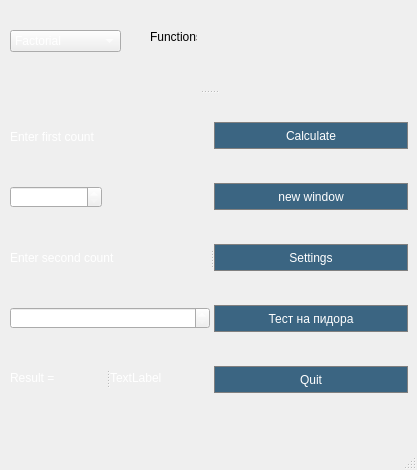
The window that function.ui (Sapfir0/QT_PROJECT) describes before a commit, drawn with Qt 5.
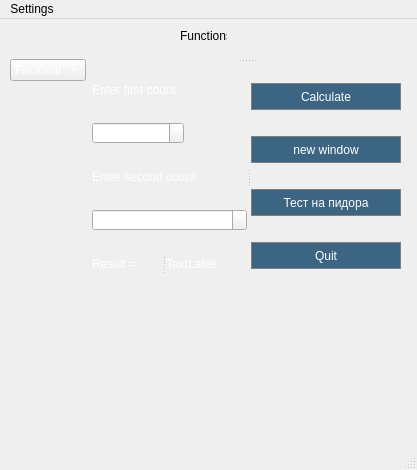
The same window after the commit.

Patch:
```diff
--- a/function.ui
+++ b/function.ui
@@ -17,8 +17,8 @@
    <widget class="QLabel" name="label">
     <property name="geometry">
      <rect>
-      <x>150</x>
-      <y>30</y>
+      <x>180</x>
+      <y>10</y>
       <width>47</width>
       <height>13</height>
      </rect>
@@ -27,15 +27,51 @@
      <string>Functions</string>
     </property>
    </widget>
+   <widget class="QWidget" name="horizontalLayoutWidget">
+    <property name="geometry">
+     <rect>
+      <x>10</x>
+      <y>40</y>
+      <width>391</width>
+      <height>231</height>
+     </rect>
+    </property>
+    <layout class="QHBoxLayout" name="horizontalLayout">
+     <item>
+      <layout class="QVBoxLayout" name="verticalLayout">
+       <item>
+        <widget class="QComboBox" name="comboBox">
+         <property name="styleSheet">
+          <string notr="true">color: white;</string>
+         </property>
+         <item>
+          <property name="text">
+           <string>Factorial</string>
+          </property>
+         </item>
+        </widget>
+       </item>
+       <item>
+        <spacer name="verticalSpacer">
+         <property name="orientation">
+          <enum>Qt::Vertical</enum>
+         </property>
+         <property name="sizeHint" stdset="0">
+          <size>
+           <width>20</width>
+           <height>40</height>
+          </size>
+         </property>
+        </spacer>
+       </item>
+      </layout>
+     </item>
+     <item>
+      <widget class="QSplitter" name="splitter_5">
+       <property name="orientation">
+        <enum>Qt::Horizontal</enum>
+       </property>
    <widget class="QSplitter" name="splitter_4">
-    <property name="geometry">
-     <rect>
-      <x>10</x>
-      <y>90</y>
-      <width>398</width>
-      <height>331</height>
-     </rect>
-    </property>
     <property name="orientation">
      <enum>Qt::Vertical</enum>
     </property>
@@ -247,33 +283,6 @@
          </property>
         </widget>
        </item>
-       <item>
-        <widget class="QPushButton" name="settings">
-         <property name="enabled">
-          <bool>true</bool>
-         </property>
-         <property name="styleSheet">
-          <string notr="true">QPushButton {
-  background-color: #3B6582;
-  color: white; 
- width:  100px;
- height: 25px;
-  border: 1px solid gray;
-}
-
-
-QPushButton:hover {
-    background-color: #E1E8EE;
-color: black;
-}
-QPushButton:pressed {  background-color rgb(220, 116, 45) 
-}</string>
-         </property>
-         <property name="text">
-          <string>Settings</string>
-         </property>
-        </widget>
-       </item>
        <item>
         <widget class="QPushButton" name="test_na_tebya">
          <property name="enabled">
@@ -332,23 +341,9 @@
      </widget>
     </widget>
    </widget>
-   <widget class="QComboBox" name="comboBox">
-    <property name="geometry">
-     <rect>
-      <x>10</x>
-      <y>30</y>
-      <width>111</width>
-      <height>22</height>
-     </rect>
-    </property>
-    <property name="styleSheet">
-     <string notr="true">color: white;</string>
-    </property>
-    <item>
-     <property name="text">
-      <string>Factorial</string>
-     </property>
-    </item>
+      </widget>
+     </item>
+    </layout>
    </widget>
   </widget>
   <widget class="QMenuBar" name="menubar">
@@ -360,6 +355,12 @@
      <height>20</height>
     </rect>
    </property>
+   <widget class="QMenu" name="menuSettings">
+    <property name="title">
+     <string>Settings</string>
+    </property>
+   </widget>
+   <addaction name="menuSettings"/>
   </widget>
   <widget class="QStatusBar" name="statusbar"/>
  </widget>
```
Lines whose indentation alone changed are shown as unchanged.
